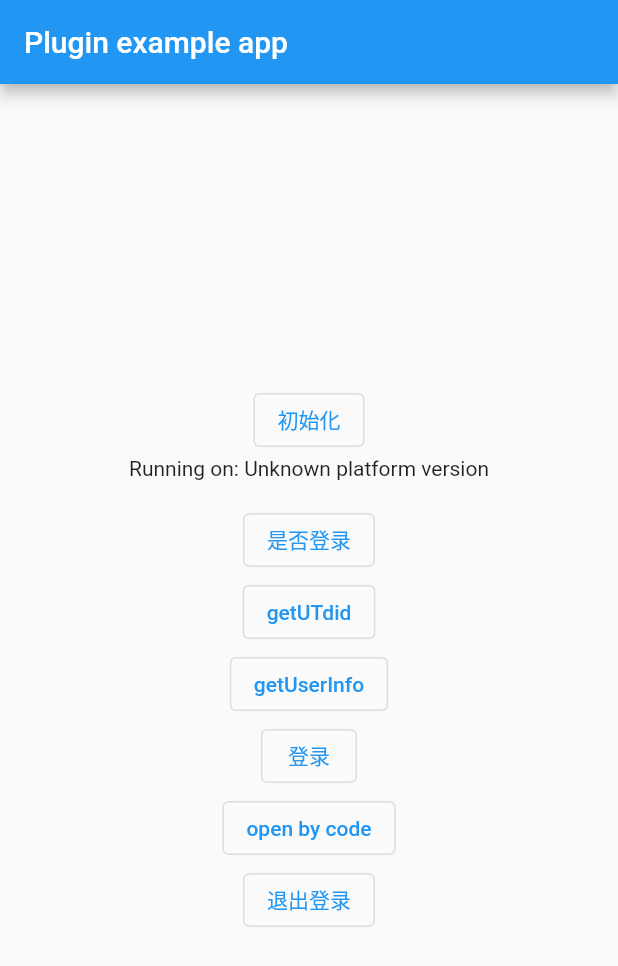
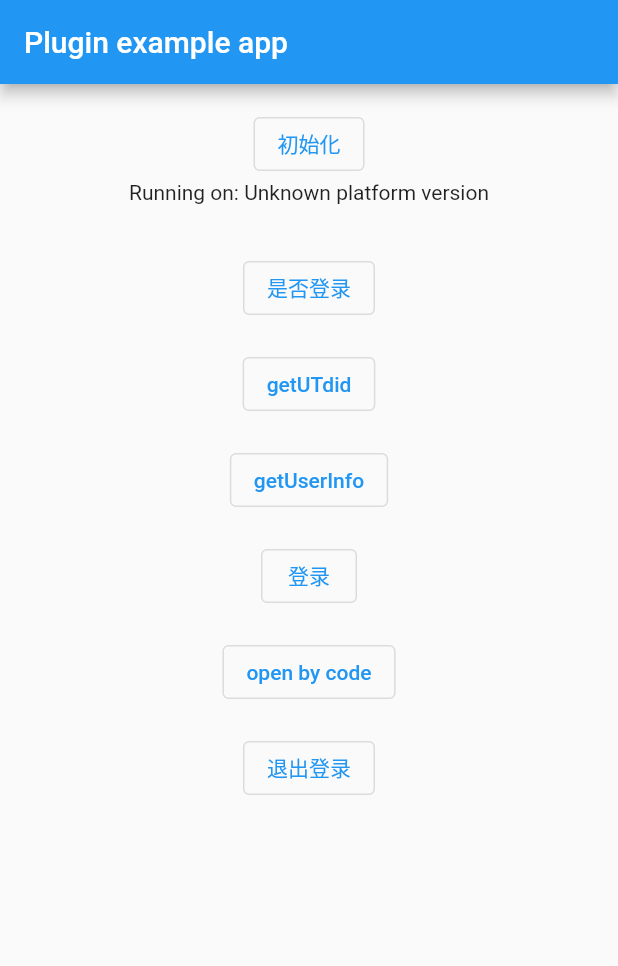
Before and after one commit to zenganiu/flutter_dmcb_alibc, a Flutter app: the screen it shows after launch, after a tap on "getUserInfo", on a phone screen of 412 x 824 dp. Shown: the top 966 px of the screen. Run offline on Flutter 3.47's test engine with Material 2 defaults, Android fonts, the light colour scheme and no system bars.

Commit message:
完善测试用例

```diff
--- a/example/lib/main.dart
+++ b/example/lib/main.dart
@@ -26,23 +26,14 @@ class _MyAppState extends State<MyApp> {
 
   // Platform messages are asynchronous, so we initialize in an async method.
   Future<void> initPlatformState() async {
-
     final result = await FlutterDmcbAlibc.initAlibc();
     print(result);
-
-
     String platformVersion;
-    // Platform messages may fail, so we use a try/catch PlatformException.
-    // We also handle the message potentially returning null.
     try {
       platformVersion = await FlutterDmcbAlibc.platformVersion ?? 'Unknown platform version';
     } on PlatformException {
       platformVersion = 'Failed to get platform version.';
     }
-
-    // If the widget was removed from the tree while the asynchronous platform
-    // message was in flight, we want to discard the reply rather than calling
-    // setState to update our non-existent appearance.
     if (!mounted) return;
 
     setState(() {
@@ -57,19 +48,31 @@ class _MyAppState extends State<MyApp> {
         appBar: AppBar(
           title: const Text('Plugin example app'),
         ),
-        body: Center(
+        body: SafeArea(
+          child: SingleChildScrollView(
+            child: Center(
               child: Column(
                 mainAxisAlignment: MainAxisAlignment.center,
+                crossAxisAlignment: CrossAxisAlignment.center,
                 children: [
+                  const SizedBox(height: 16),
                   OutlinedButton(onPressed: initAlibc, child: const Text('初始化')),
                   Text('Running on: $_platformVersion\n'),
+                  const SizedBox(height: 16),
                   OutlinedButton(onPressed: hasLogin, child: const Text('是否登录')),
+                  const SizedBox(height: 16),
                   OutlinedButton(onPressed: getUTdid, child: const Text('getUTdid')),
+                  const SizedBox(height: 16),
                   OutlinedButton(onPressed: getUserInfo, child: const Text('getUserInfo')),
+                  const SizedBox(height: 16),
                   OutlinedButton(onPressed: login, child: const Text('登录')),
+                  const SizedBox(height: 16),
                   OutlinedButton(onPressed: openByCode, child: const Text('open by code')),
+                  const SizedBox(height: 16),
                   OutlinedButton(onPressed: logout, child: const Text('退出登录')),
                 ],
+              ),
+            ),
           ),
         ),
       ),
@@ -87,8 +90,11 @@ class _MyAppState extends State<MyApp> {
   }
 
   void getUserInfo() async {
-    final utdid = await FlutterDmcbAlibc.getUserInfo();
-    print(utdid);
+    final userInfo = await FlutterDmcbAlibc.getUserInfo();
+    print([
+      userInfo.payload?.nick,
+      userInfo.payload?.openId,
+    ]);
   }
 
   void hasLogin() async {
@@ -107,6 +113,11 @@ class _MyAppState extends State<MyApp> {
 
   void openByCode() async {
     final res = await FlutterDmcbAlibc.openByCode(
-        id: '668413008263', pid: 'mm_1460680056_2101550125_110951050292', relationId: '2763056884');
+      id: '668413008263',
+      pid: 'mm_1460680056_2101550125_110951050292',
+      relationId: '2763056884',
+    );
+
+    print(res);
   }
 }
```
Also changed, not shown: lib/dmcb_alibc_model.dart (+28 -0 lines), 1 other file. Lines whose indentation alone changed are shown as unchanged.
